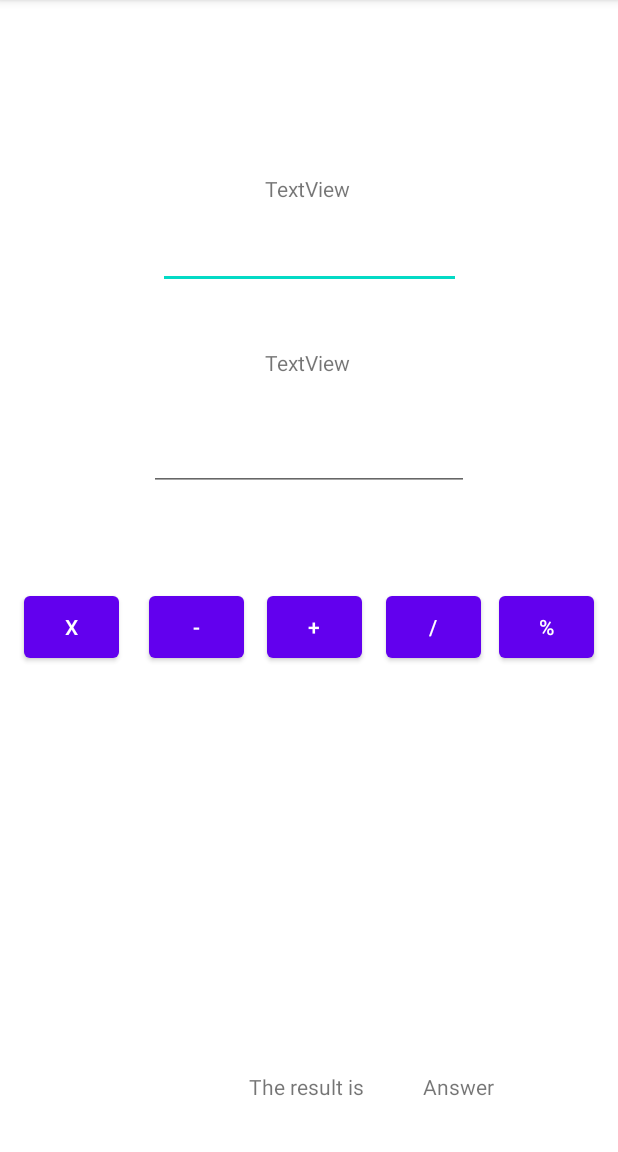
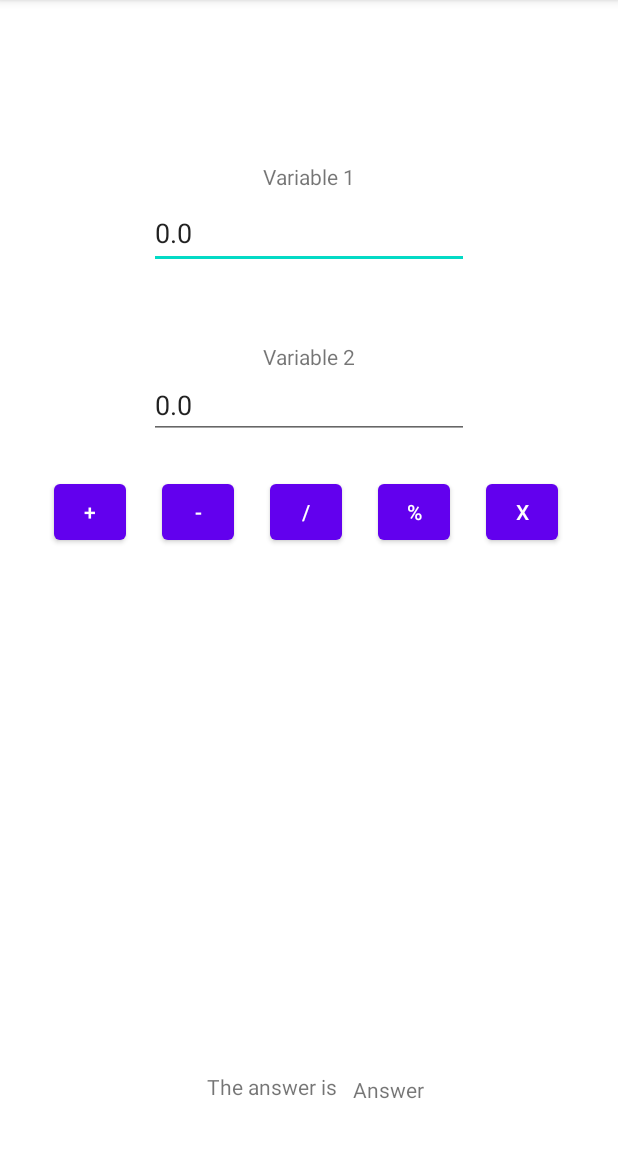
Before and after one commit to Thisguydoesntknowtocode/Boniza_Calculator, an Android app: the screen it shows after launch (MainActivity), on a phone screen of 412 x 824 dp, the part 84-1236 px from its top. Run offline under Robolectric (Android 15) with nearby library versions, the phone set to English and light mode, and no system bars.

Commit message:
Button Functionality

```diff
--- a/app/src/main/java/com/example/boniza_calculator/MainActivity.java
+++ b/app/src/main/java/com/example/boniza_calculator/MainActivity.java
@@ -1,14 +1,86 @@
 package com.example.boniza_calculator;
 
 import androidx.appcompat.app.AppCompatActivity;
+import android.os.Bundle;
+import android.view.View;
+import android.widget.Button;
+import android.widget.EditText;
+import android.widget.TextView;
 
-import android.os.Bundle;
+public class MainActivity extends AppCompatActivity implements View.OnClickListener {
 
-public class MainActivity extends AppCompatActivity {
+
+    EditText txtVar1, txtVar2;
+    Button btnAdd, btnSubtract, btnDivide, btnModulo, btnMultiply;
+    TextView txtAnswer;
+
+    double var1, var2;
+
 
     @Override
     protected void onCreate(Bundle savedInstanceState) {
         super.onCreate(savedInstanceState);
         setContentView(R.layout.activity_main);
+
+
+        btnAdd = findViewById(R.id.btnAdd);
+        btnSubtract = findViewById(R.id.btnSubtract);
+        btnDivide = findViewById(R.id.btnDivide);
+        btnModulo = findViewById(R.id.btnModulo);
+        btnMultiply = findViewById(R.id.btnMultiply);
+
+
+        txtAnswer = findViewById(R.id.txtAnswer);
+
+
+        btnAdd.setOnClickListener(this);
+        btnSubtract.setOnClickListener(this);
+        btnDivide.setOnClickListener(this);
+        btnModulo.setOnClickListener(this);
+        btnMultiply.setOnClickListener(this);
+
+
     }
+
+
+    @Override
+    public void onClick(View v) {
+
+
+        txtVar1 = findViewById(R.id.txtVariable1);
+        txtVar2 = findViewById(R.id.txtVariable2);
+
+        var1 = Double.parseDouble(txtVar1.getText().toString());
+        var2 = Double.parseDouble(txtVar2.getText().toString());
+
+
+        switch (v.getId()) {
+            case R.id.btnAdd:
+                txtAnswer.setText(String.valueOf(var1 + var2 ));
+
+
+                break;
+            case R.id.btnSubtract:
+                txtAnswer.setText(String.valueOf(var1 - var2 ));
+                break;
+            case R.id.btnDivide:
+                txtAnswer.setText(String.valueOf(var1 / var2 ));
+                break;
+            case R.id.btnMultiply:
+                txtAnswer.setText(String.valueOf(var1 * var2 ));
+                break;
+            case R.id.btnModulo:
+                txtAnswer.setText(String.valueOf(var1 % var2 ));
+
+                break;
+        }
+
+    }
+
+
+
+
+
+
+
 }
--- a/app/src/main/res/layout/activity_main.xml
+++ b/app/src/main/res/layout/activity_main.xml
@@ -6,124 +6,117 @@
     android:layout_height="match_parent"
     tools:context=".MainActivity">
 
-    <Button
-        android:id="@+id/button8"
-        android:layout_width="63dp"
-        android:layout_height="53dp"
-        android:layout_marginStart="20dp"
-        android:text="-"
-        app:layout_constraintStart_toEndOf="@+id/button9"
-        app:layout_constraintTop_toTopOf="@+id/button9" />
+    <EditText
+        android:id="@+id/txtVariable1"
+        android:layout_width="wrap_content"
+        android:layout_height="wrap_content"
+        android:layout_marginTop="4dp"
+        android:ems="10"
+        android:inputType="numberDecimal"
+        android:minHeight="48dp"
+        android:text="0.0"
+        app:layout_constraintEnd_toEndOf="@+id/textView"
+        app:layout_constraintStart_toStartOf="@+id/textView"
+        app:layout_constraintTop_toBottomOf="@+id/textView" />
+
+    <EditText
+        android:id="@+id/txtVariable2"
+        android:layout_width="wrap_content"
+        android:layout_height="wrap_content"
+        android:ems="10"
+        android:inputType="numberDecimal"
+        android:text="0.0"
+        app:layout_constraintEnd_toEndOf="@+id/textView2"
+        app:layout_constraintStart_toStartOf="@+id/textView2"
+        app:layout_constraintTop_toBottomOf="@+id/textView2"
+        tools:ignore="SpeakableTextPresentCheck,TouchTargetSizeCheck" />
 
     <Button
-        android:id="@+id/button9"
-        android:layout_width="63dp"
-        android:layout_height="53dp"
-        android:layout_marginStart="16dp"
-        android:layout_marginTop="64dp"
-        android:text="x"
+        android:id="@+id/btnAdd"
+        android:layout_width="48dp"
+        android:layout_height="49dp"
+        android:layout_marginStart="36dp"
+        android:layout_marginTop="24dp"
+        android:text="+"
         app:layout_constraintStart_toStartOf="parent"
-        app:layout_constraintTop_toBottomOf="@+id/editTextTextPersonName2" />
+        app:layout_constraintTop_toBottomOf="@+id/txtVariable2" />
 
     <Button
-        android:id="@+id/button7"
-        android:layout_width="63dp"
-        android:layout_height="53dp"
-        android:layout_marginEnd="16dp"
-        android:text="%"
-        app:layout_constraintEnd_toEndOf="parent"
-        app:layout_constraintTop_toTopOf="@+id/button" />
+        android:id="@+id/btnSubtract"
+        android:layout_width="48dp"
+        android:layout_height="49dp"
+        android:layout_marginStart="24dp"
+        android:text="-"
+        app:layout_constraintStart_toEndOf="@+id/btnAdd"
+        app:layout_constraintTop_toTopOf="@+id/btnAdd" />
 
     <Button
-        android:id="@+id/button6"
-        android:layout_width="63dp"
-        android:layout_height="53dp"
-        android:layout_marginEnd="16dp"
-        android:text="+"
-        app:layout_constraintBottom_toBottomOf="@+id/button9"
-        app:layout_constraintEnd_toStartOf="@+id/button"
-        app:layout_constraintHorizontal_bias="1.0"
-        app:layout_constraintStart_toEndOf="@+id/button8" />
+        android:id="@+id/btnDivide"
+        android:layout_width="48dp"
+        android:layout_height="49dp"
+        android:layout_marginStart="24dp"
+        android:text="/"
+        app:layout_constraintStart_toEndOf="@+id/btnSubtract"
+        app:layout_constraintTop_toTopOf="@+id/btnAdd" />
+
+    <Button
+        android:id="@+id/btnModulo"
+        android:layout_width="48dp"
+        android:layout_height="49dp"
+        android:layout_marginStart="24dp"
+        android:text="%"
+        app:layout_constraintStart_toEndOf="@+id/btnDivide"
+        app:layout_constraintTop_toTopOf="@+id/btnAdd" />
+
+    <Button
+        android:id="@+id/btnMultiply"
+        android:layout_width="48dp"
+        android:layout_height="49dp"
+        android:layout_marginStart="24dp"
+        android:text="x"
+        app:layout_constraintStart_toEndOf="@+id/btnModulo"
+        app:layout_constraintTop_toTopOf="@+id/btnAdd" />
 
     <TextView
         android:id="@+id/textView4"
         android:layout_width="wrap_content"
         android:layout_height="wrap_content"
-        android:text="The result is "
+        android:text="The answer is "
         app:layout_constraintBottom_toBottomOf="parent"
         app:layout_constraintEnd_toEndOf="parent"
+        app:layout_constraintHorizontal_bias="0.429"
         app:layout_constraintStart_toStartOf="parent"
         app:layout_constraintTop_toTopOf="parent"
         app:layout_constraintVertical_bias="0.955" />
 
-    <EditText
-        android:id="@+id/editTextTextPersonName"
-        android:layout_width="202dp"
-        android:layout_height="49dp"
-        android:layout_marginTop="8dp"
-        android:ems="10"
-        android:inputType="textPersonName"
-        android:text=""
-        app:layout_constraintEnd_toEndOf="parent"
-        app:layout_constraintStart_toStartOf="parent"
-        app:layout_constraintTop_toBottomOf="@+id/textView2"
-        tools:ignore="SpeakableTextPresentCheck" />
-
-    <EditText
-        android:id="@+id/editTextTextPersonName2"
+    <TextView
+        android:id="@+id/txtAnswer"
         android:layout_width="wrap_content"
         android:layout_height="wrap_content"
-        android:layout_marginTop="28dp"
-        android:ems="10"
-        android:inputType="textPersonName"
-        android:minHeight="48dp"
-        android:text=""
+        android:layout_marginBottom="32dp"
+        android:text="Answer"
+        app:layout_constraintBottom_toBottomOf="parent"
         app:layout_constraintEnd_toEndOf="parent"
-        app:layout_constraintStart_toStartOf="parent"
-        app:layout_constraintTop_toBottomOf="@+id/textView3"
-        tools:ignore="SpeakableTextPresentCheck" />
-
-    <Button
-        android:id="@+id/button"
-        android:layout_width="63dp"
-        android:layout_height="53dp"
-        android:layout_marginEnd="12dp"
-        android:text="/"
-        app:layout_constraintEnd_toStartOf="@+id/button7"
-        app:layout_constraintTop_toTopOf="@+id/button6" />
+        app:layout_constraintHorizontal_bias="0.053"
+        app:layout_constraintStart_toEndOf="@+id/textView4" />
 
     <TextView
         android:id="@+id/textView"
         android:layout_width="wrap_content"
         android:layout_height="wrap_content"
-        android:layout_marginStart="36dp"
-        android:text="Answer"
-        app:layout_constraintBottom_toBottomOf="parent"
+        android:layout_marginTop="108dp"
+        android:text="Variable 1"
         app:layout_constraintEnd_toEndOf="parent"
-        app:layout_constraintHorizontal_bias="0.0"
-        app:layout_constraintStart_toEndOf="@+id/textView4"
-        app:layout_constraintTop_toTopOf="@+id/textView4"
-        app:layout_constraintVertical_bias="0.0" />
+        app:layout_constraintStart_toStartOf="parent"
+        app:layout_constraintTop_toTopOf="parent" />
 
     <TextView
         android:id="@+id/textView2"
         android:layout_width="wrap_content"
         android:layout_height="wrap_content"
-        android:layout_marginTop="116dp"
-        android:text="TextView"
+        android:layout_marginTop="228dp"
+        android:text="Variable 2"
         app:layout_constraintEnd_toEndOf="parent"
-        app:layout_constraintHorizontal_bias="0.498"
-        app:layout_constraintStart_toStartOf="parent"
-        app:layout_constraintTop_toTopOf="parent" />
-
-    <TextView
-        android:id="@+id/textView3"
-        android:layout_width="wrap_content"
-        android:layout_height="wrap_content"
-        android:layout_marginTop="232dp"
-        android:text="TextView"
-        app:layout_constraintEnd_toEndOf="parent"
-        app:layout_constraintHorizontal_bias="0.498"
         app:layout_constraintStart_toStartOf="parent"
         app:layout_constraintTop_toTopOf="parent" />
 
```
